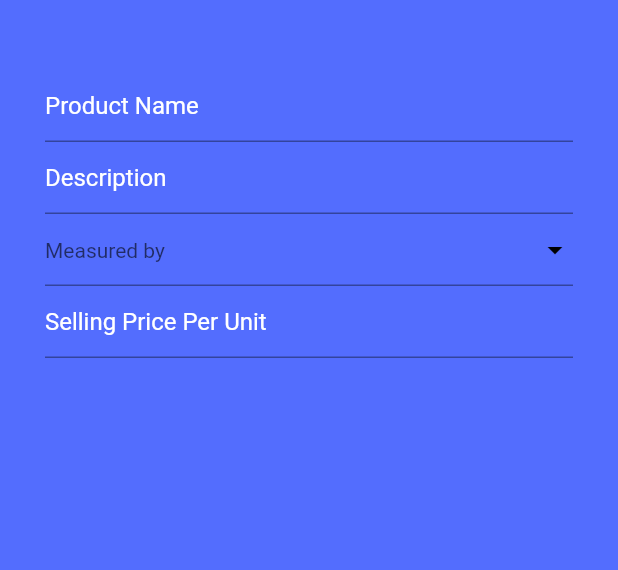
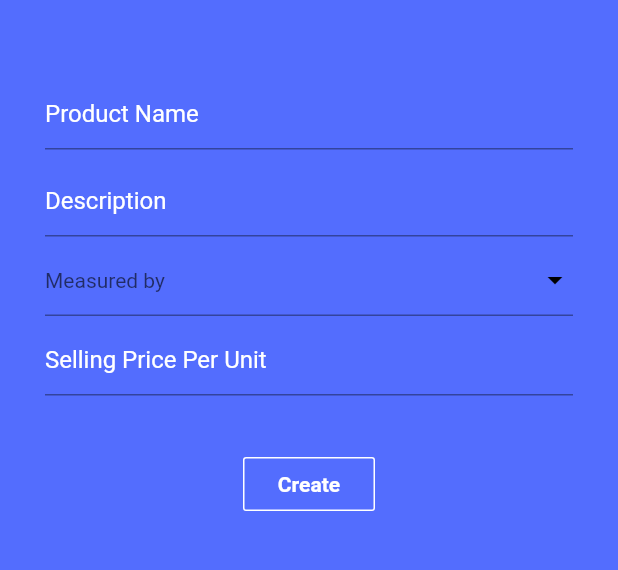
Before and after one commit to RohitEdathil/ishop, a Flutter app: the ProductAdd screen opened by its route, on a phone screen of 412 x 824 dp, the part 59-629 px from its top. Run offline on Flutter 3.47's test engine with Material 2 defaults, Android fonts, the phone set to English and light mode, and no system bars; our stand-ins replace cloud_firestore, firebase_auth, firebase_core, shared_preferences, validators; accounts and stored records are empty.

Commit message:
Added product creation, still needs testing

```diff
--- a/lib/views/product_add.dart
+++ b/lib/views/product_add.dart
@@ -1,4 +1,5 @@
 import 'package:flutter/material.dart';
+import 'package:ishop/data/product_modal.dart';
 
 class ProductAdd extends StatelessWidget {
   @override
@@ -21,7 +22,7 @@ class ProductAdd extends StatelessWidget {
         ),
         elevation: 0,
       ),
-      body: ProductForm(),
+      body: SingleChildScrollView(child: ProductForm()),
     );
   }
 }
@@ -33,18 +34,24 @@ class ProductForm extends StatefulWidget {
 
 class _ProductFormState extends State<ProductForm> {
   final _formKey = GlobalKey<FormState>();
+  final List textFieldsValue = [];
+  String measureChoice;
   @override
   Widget build(BuildContext context) {
     return Container(
       margin: EdgeInsets.all(30),
       child: Form(
+        child: Form(
+          key: _formKey,
           child: Column(
             children: [
               ProductFormField(
                 placeholder: 'Product Name',
+                dataList: textFieldsValue,
               ),
               ProductFormField(
                 placeholder: 'Description',
+                dataList: textFieldsValue,
               ),
               DropdownButtonFormField(
                 items: [
@@ -69,7 +76,9 @@ class _ProductFormState extends State<ProductForm> {
                     value: 'm',
                   ),
                 ],
-              onChanged: (value) {},
+                onChanged: (value) {
+                  measureChoice = value;
+                },
                 style: TextStyle(color: Theme.of(context).backgroundColor),
                 dropdownColor: Theme.of(context).accentColor,
                 iconEnabledColor: Colors.black,
@@ -87,9 +96,39 @@ class _ProductFormState extends State<ProductForm> {
               ),
               ProductFormField(
                 placeholder: 'Selling Price Per Unit',
+                dataList: textFieldsValue,
                 type: TextInputType.number,
               ),
+              Padding(
+                padding: const EdgeInsets.all(30.0),
+                child: OutlineButton(
+                  onPressed: () {
+                    if (_formKey.currentState.validate()) {
+                      createProduct(textFieldsValue[0], textFieldsValue[1],
+                              measureChoice, textFieldsValue[2])
+                          .then((value) {
+                        if (value == 'OK') {
+                          Navigator.pop(context);
+                        } else {
+                          Scaffold.of(context).showSnackBar(SnackBar(
+                            content: Text(value),
+                            backgroundColor: Colors.red,
+                          ));
+                        }
+                      });
+                    }
+                    textFieldsValue.clear();
+                  },
+                  child: Text(
+                    'Create',
+                    style: TextStyle(color: Theme.of(context).backgroundColor),
+                  ),
+                  borderSide:
+                      BorderSide(color: Theme.of(context).backgroundColor),
+                ),
+              )
             ],
+          ),
         ),
       ),
     );
@@ -99,7 +138,8 @@ class _ProductFormState extends State<ProductForm> {
 class ProductFormField extends StatefulWidget {
   final String placeholder;
   final TextInputType type;
-  ProductFormField({this.placeholder, this.type});
+  final List dataList;
+  ProductFormField({this.placeholder, this.type, this.dataList});
   @override
   _ProductFormFieldState createState() => _ProductFormFieldState();
 }
@@ -107,7 +147,16 @@ class ProductFormField extends StatefulWidget {
 class _ProductFormFieldState extends State<ProductFormField> {
   @override
   Widget build(BuildContext context) {
-    return TextFormField(
+    return Container(
+      margin: EdgeInsets.symmetric(vertical: 5),
+      child: TextFormField(
+        validator: (input) {
+          if (input.isEmpty) {
+            return 'Field must not be empty';
+          }
+          widget.dataList.add(input);
+          return null;
+        },
         style: TextStyle(color: Theme.of(context).backgroundColor),
         keyboardType: widget.type == null ? TextInputType.text : widget.type,
         decoration: InputDecoration(
@@ -119,7 +168,9 @@ class _ProductFormFieldState extends State<ProductFormField> {
                 color: Theme.of(context).backgroundColor,
                 width: 5,
               ),
-          )),
+            ),
+            errorStyle: TextStyle(color: Theme.of(context).backgroundColor)),
+      ),
     );
   }
 }
```
Also changed, not shown: lib/data/product_modal.dart (added, +24 -0 lines). Lines whose indentation alone changed are shown as unchanged.
